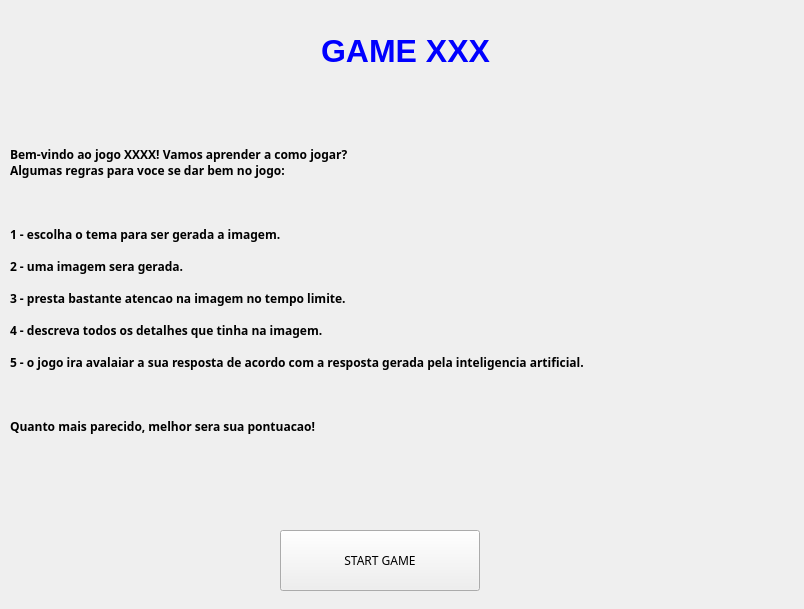
Old version of the form base.ui in the repository Fellipe97/gamifiedTextClassification.
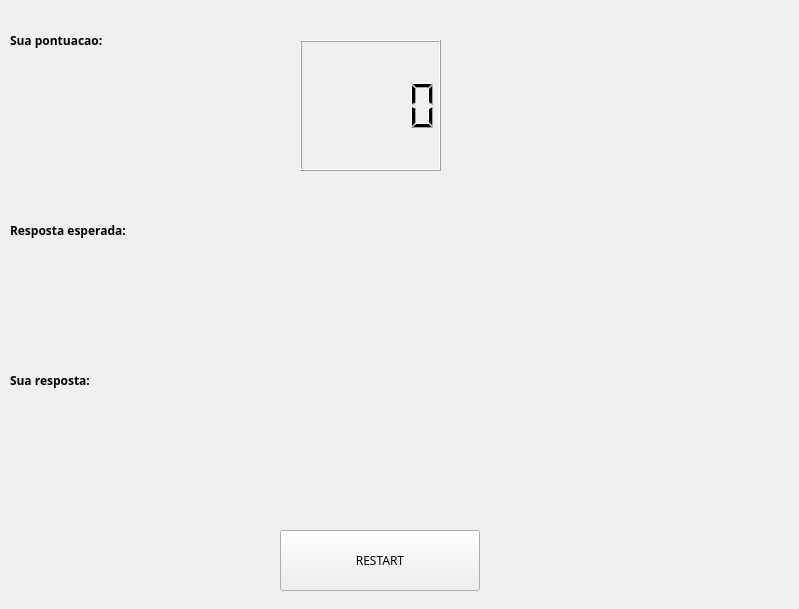
New version of the form. The open tabs and pages were chosen to show the change.

```diff
--- a/base.ui
+++ b/base.ui
@@ -6,7 +6,7 @@
    <rect>
     <x>0</x>
     <y>0</y>
-    <width>804</width>
+    <width>799</width>
     <height>609</height>
    </rect>
   </property>
@@ -774,8 +774,139 @@
      <widget class="QPushButton" name="testeButton_2">
       <property name="geometry">
        <rect>
-        <x>290</x>
-        <y>400</y>
+        <x>20</x>
+        <y>120</y>
+        <width>751</width>
+        <height>351</height>
+       </rect>
+      </property>
+      <property name="font">
+       <font>
+        <pointsize>18</pointsize>
+       </font>
+      </property>
+     </widget>
+    </widget>
+    <widget class="QWidget" name="page_6">
+     <widget class="QLabel" name="label_7">
+      <property name="geometry">
+       <rect>
+        <x>10</x>
+        <y>0</y>
+        <width>781</width>
+        <height>81</height>
+       </rect>
+      </property>
+      <property name="font">
+       <font>
+        <family>8514oem</family>
+        <weight>75</weight>
+        <bold>true</bold>
+       </font>
+      </property>
+      <property name="autoFillBackground">
+       <bool>false</bool>
+      </property>
+      <property name="inputMethodHints">
+       <set>Qt::ImhMultiLine</set>
+      </property>
+      <property name="lineWidth">
+       <number>1</number>
+      </property>
+      <property name="text">
+       <string>Sua pontuacao:</string>
+      </property>
+      <property name="wordWrap">
+       <bool>true</bool>
+      </property>
+     </widget>
+     <widget class="QLCDNumber" name="lcdNumber_2">
+      <property name="geometry">
+       <rect>
+        <x>300</x>
+        <y>40</y>
+        <width>141</width>
+        <height>131</height>
+       </rect>
+      </property>
+      <property name="font">
+       <font>
+        <family>8514oem</family>
+        <pointsize>22</pointsize>
+        <weight>75</weight>
+        <bold>true</bold>
+       </font>
+      </property>
+     </widget>
+     <widget class="QLabel" name="label_8">
+      <property name="geometry">
+       <rect>
+        <x>10</x>
+        <y>190</y>
+        <width>781</width>
+        <height>81</height>
+       </rect>
+      </property>
+      <property name="font">
+       <font>
+        <family>8514oem</family>
+        <weight>75</weight>
+        <bold>true</bold>
+       </font>
+      </property>
+      <property name="autoFillBackground">
+       <bool>false</bool>
+      </property>
+      <property name="inputMethodHints">
+       <set>Qt::ImhMultiLine</set>
+      </property>
+      <property name="lineWidth">
+       <number>1</number>
+      </property>
+      <property name="text">
+       <string>Resposta esperada:</string>
+      </property>
+      <property name="wordWrap">
+       <bool>true</bool>
+      </property>
+     </widget>
+     <widget class="QLabel" name="label_9">
+      <property name="geometry">
+       <rect>
+        <x>10</x>
+        <y>340</y>
+        <width>781</width>
+        <height>81</height>
+       </rect>
+      </property>
+      <property name="font">
+       <font>
+        <family>8514oem</family>
+        <weight>75</weight>
+        <bold>true</bold>
+       </font>
+      </property>
+      <property name="autoFillBackground">
+       <bool>false</bool>
+      </property>
+      <property name="inputMethodHints">
+       <set>Qt::ImhMultiLine</set>
+      </property>
+      <property name="lineWidth">
+       <number>1</number>
+      </property>
+      <property name="text">
+       <string>Sua resposta:</string>
+      </property>
+      <property name="wordWrap">
+       <bool>true</bool>
+      </property>
+     </widget>
+     <widget class="QPushButton" name="restartButton">
+      <property name="geometry">
+       <rect>
+        <x>280</x>
+        <y>530</y>
         <width>200</width>
         <height>61</height>
        </rect>
@@ -800,12 +931,38 @@
 </string>
       </property>
       <property name="text">
-       <string>TESTE</string>
+       <string>RESTART</string>
       </property>
       <property name="flat">
        <bool>false</bool>
       </property>
      </widget>
+     <widget class="QLabel" name="resposta_gpt">
+      <property name="geometry">
+       <rect>
+        <x>10</x>
+        <y>260</y>
+        <width>771</width>
+        <height>31</height>
+       </rect>
+      </property>
+      <property name="text">
+       <string/>
+      </property>
+     </widget>
+     <widget class="QLabel" name="resposta_usuario">
+      <property name="geometry">
+       <rect>
+        <x>10</x>
+        <y>410</y>
+        <width>771</width>
+        <height>31</height>
+       </rect>
+      </property>
+      <property name="text">
+       <string/>
+      </property>
+     </widget>
     </widget>
    </widget>
   </widget>
```
Left out of the diff: 66 changed lines with no effect on the pictures.
